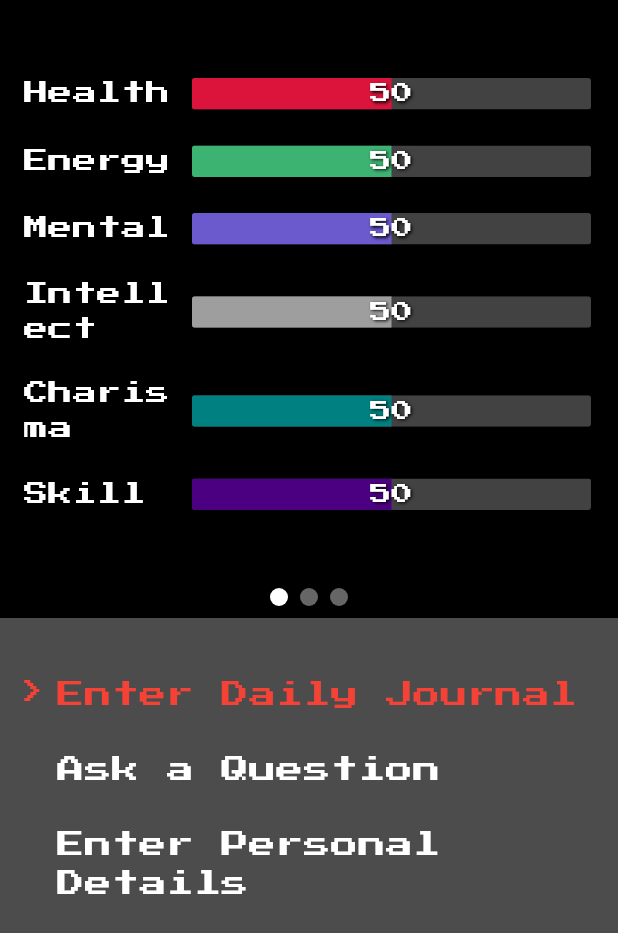
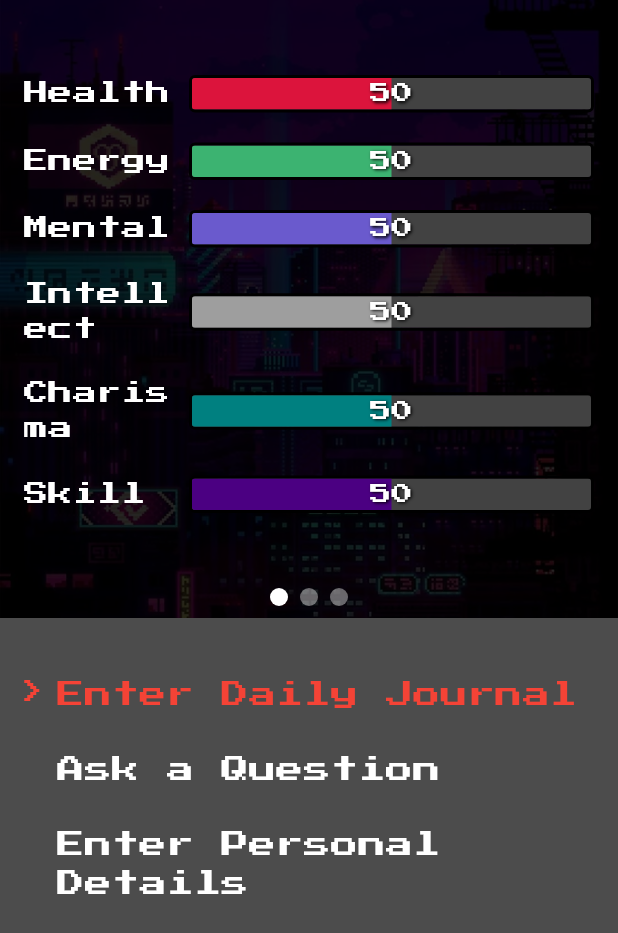
Before and after one commit to sidNarasimhan/daily-journal-flutter, a Flutter app: the screen it shows after launch, swiped to page 2, on a phone screen of 412 x 824 dp. Shown: the top 933 px of the screen. Run offline on Flutter 3.47's test engine with Material 3 defaults, Android fonts, the phone set to English and light mode, and no system bars; drawn by our look-alikes of flutter_carousel_widget; our stand-ins replace flutter_local_notifications, timezone; network calls fail.

```diff
--- a/lib/main.dart
+++ b/lib/main.dart
@@ -303,23 +303,21 @@ class _HomePageState extends State<HomePage> with SingleTickerProviderStateMixin
   }
 
   Widget _buildAvatarSlide() {
-    return Container(
-      width: double.infinity,
-      height: double.infinity,
-      decoration: BoxDecoration(
-        image: DecorationImage(
-          image: AssetImage('assets/background.jpg'),
-          fit: BoxFit.cover,
-          colorFilter: ColorFilter.mode(
-            Colors.black.withOpacity(0.5),
-            BlendMode.darken,
+    return LayoutBuilder(
+      builder: (context, constraints) {
+        return SingleChildScrollView(
+          child: ConstrainedBox(
+            constraints: BoxConstraints(
+              minHeight: constraints.maxHeight,
             ),
-        ),
-      ),
-      child: Center(
-        child: Image.network(
+            child: IntrinsicHeight(
+              child: Column(
+                mainAxisAlignment: MainAxisAlignment.end,
+                children: [
+                  Spacer(),
+                  Image.network(
                     _avatarImageUrl,
-          width: 300,
+                    width: 500,
                     height: 300,
                     fit: BoxFit.contain,
                     errorBuilder: (context, error, stackTrace) {
@@ -331,7 +329,12 @@ class _HomePageState extends State<HomePage> with SingleTickerProviderStateMixin
                       );
                     },
                   ),
+                ],
               ),
+            ),
+          ),
+        );
+      },
     );
   }
 
@@ -339,7 +342,7 @@ class _HomePageState extends State<HomePage> with SingleTickerProviderStateMixin
     return Container(
       width: double.infinity,
       height: double.infinity,
-      color: Colors.black, // Changed to full black
+      color: Colors.black.withOpacity(0.7),
       child: Center(
         child: SingleChildScrollView(
           child: Padding(
@@ -701,9 +704,7 @@ class _HomePageState extends State<HomePage> with SingleTickerProviderStateMixin
 
   Widget _buildCounterSlide() {
     return Container(
-      width: double.infinity,
-      height: double.infinity,
-      color: Colors.black, // Changed to full black
+      color: Colors.black.withOpacity(0.7),
       child: Center(
         child: Row(
           mainAxisAlignment: MainAxisAlignment.spaceEvenly,
```
Lines whose indentation alone changed are shown as unchanged.
